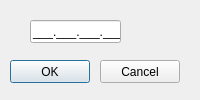
The window that Checkers_Client/GUI/IpSetDialog.ui (x64joxer/Checkers-New) describes before a commit, drawn with Qt 5.
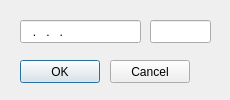
The same window after the commit.

Commit message: Checkers Client. Recconet to server after IP or port change.

Diff of the .ui file:
```diff
--- a/Checkers_Client/GUI/IpSetDialog.ui
+++ b/Checkers_Client/GUI/IpSetDialog.ui
@@ -6,7 +6,7 @@
    <rect>
     <x>0</x>
     <y>0</y>
-    <width>200</width>
+    <width>230</width>
     <height>100</height>
    </rect>
   </property>
@@ -25,20 +25,20 @@
   <widget class="QLineEdit" name="IPlineEdit">
    <property name="geometry">
     <rect>
-     <x>30</x>
+     <x>20</x>
      <y>20</y>
-     <width>91</width>
+     <width>121</width>
      <height>23</height>
     </rect>
    </property>
    <property name="inputMask">
-    <string>000.000.000.000;_</string>
+    <string>000.000.000.000</string>
    </property>
   </widget>
   <widget class="QPushButton" name="OKButton">
    <property name="geometry">
     <rect>
-     <x>10</x>
+     <x>20</x>
      <y>60</y>
      <width>80</width>
      <height>23</height>
@@ -51,7 +51,7 @@
   <widget class="QPushButton" name="CancelButton">
    <property name="geometry">
     <rect>
-     <x>100</x>
+     <x>110</x>
      <y>60</y>
      <width>80</width>
      <height>23</height>
@@ -61,6 +61,16 @@
     <string>Cancel</string>
    </property>
   </widget>
+  <widget class="QLineEdit" name="serverPort">
+   <property name="geometry">
+    <rect>
+     <x>150</x>
+     <y>20</y>
+     <width>61</width>
+     <height>23</height>
+    </rect>
+   </property>
+  </widget>
  </widget>
  <resources/>
  <connections/>
```
The commit also changes 7 other files.
